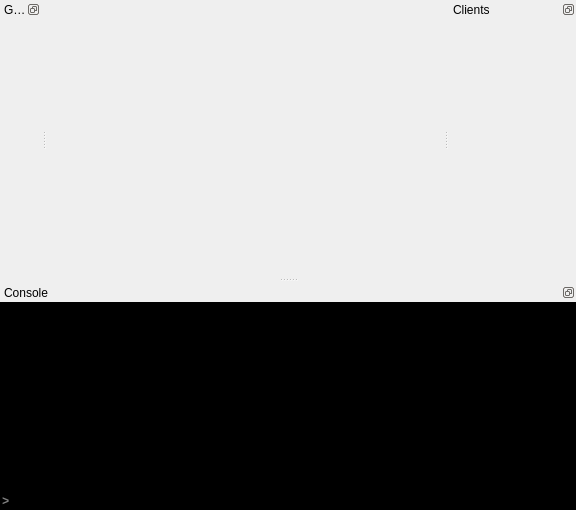
Old version of the form plugins/mainwindow/mainwindow.ui in the repository Novynn/Relentless.
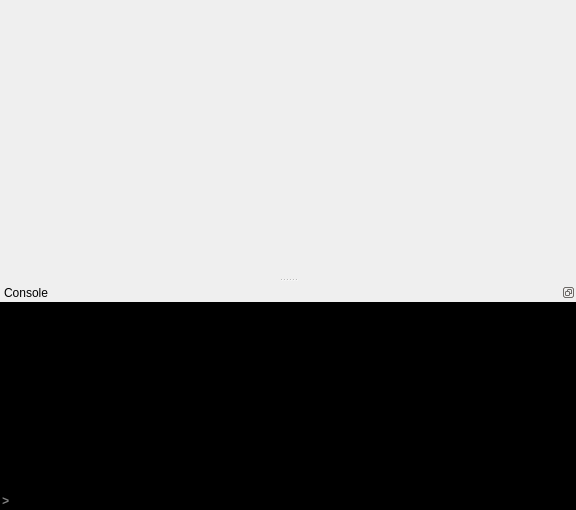
New version of the form.

Commit message: Updated to Qt 5.4. Begun work on hooking in the client to the plugincore.

```diff
--- a/plugins/mainwindow/mainwindow.ui
+++ b/plugins/mainwindow/mainwindow.ui
@@ -42,6 +42,34 @@
     <property name="margin">
      <number>0</number>
     </property>
+    <property name="topMargin">
+     <number>0</number>
+    </property>
+    <property name="rightMargin">
+     <number>0</number>
+    </property>
+    <property name="bottomMargin">
+     <number>0</number>
+    </property>
+    <item>
+     <widget class="QTabWidget" name="tabWidget">
+      <property name="sizePolicy">
+       <sizepolicy hsizetype="Expanding" vsizetype="Expanding">
+        <horstretch>0</horstretch>
+        <verstretch>0</verstretch>
+       </sizepolicy>
+      </property>
+      <property name="documentMode">
+       <bool>true</bool>
+      </property>
+      <property name="tabsClosable">
+       <bool>true</bool>
+      </property>
+      <property name="movable">
+       <bool>true</bool>
+      </property>
+     </widget>
+    </item>
    </layout>
   </widget>
   <widget class="QDockWidget" name="consoleDock">
@@ -132,78 +160,6 @@
     </layout>
    </widget>
   </widget>
-  <widget class="QDockWidget" name="clientsDock">
-   <property name="sizePolicy">
-    <sizepolicy hsizetype="Maximum" vsizetype="Maximum">
-     <horstretch>0</horstretch>
-     <verstretch>0</verstretch>
-    </sizepolicy>
-   </property>
-   <property name="features">
-    <set>QDockWidget::DockWidgetFloatable|QDockWidget::DockWidgetMovable</set>
-   </property>
-   <property name="windowTitle">
-    <string>Clients</string>
-   </property>
-   <attribute name="dockWidgetArea">
-    <number>2</number>
-   </attribute>
-   <widget class="QWidget" name="dockWidgetContents_2">
-    <property name="sizePolicy">
-     <sizepolicy hsizetype="Expanding" vsizetype="Expanding">
-      <horstretch>0</horstretch>
-      <verstretch>0</verstretch>
-     </sizepolicy>
-    </property>
-    <layout class="QVBoxLayout" name="verticalLayout_2">
-     <property name="spacing">
-      <number>0</number>
-     </property>
-     <property name="margin">
-      <number>0</number>
-     </property>
-     <item>
-      <widget class="QTabWidget" name="tabWidget">
-       <property name="sizePolicy">
-        <sizepolicy hsizetype="Expanding" vsizetype="Expanding">
-         <horstretch>0</horstretch>
-         <verstretch>0</verstretch>
-        </sizepolicy>
-       </property>
-       <property name="documentMode">
-        <bool>true</bool>
-       </property>
-       <property name="tabsClosable">
-        <bool>true</bool>
-       </property>
-       <property name="movable">
-        <bool>true</bool>
-       </property>
-      </widget>
-     </item>
-    </layout>
-   </widget>
-  </widget>
-  <widget class="QDockWidget" name="gamesDock">
-   <property name="sizePolicy">
-    <sizepolicy hsizetype="Maximum" vsizetype="Maximum">
-     <horstretch>0</horstretch>
-     <verstretch>0</verstretch>
-    </sizepolicy>
-   </property>
-   <property name="features">
-    <set>QDockWidget::DockWidgetFloatable|QDockWidget::DockWidgetMovable</set>
-   </property>
-   <property name="windowTitle">
-    <string>Games</string>
-   </property>
-   <attribute name="dockWidgetArea">
-    <number>1</number>
-   </attribute>
-   <widget class="QWidget" name="dockWidgetContents_3">
-    <layout class="QVBoxLayout" name="verticalLayout_4"/>
-   </widget>
-  </widget>
  </widget>
  <layoutdefault spacing="6" margin="11"/>
  <resources/>
```
Left out of the diff: 13 changed lines with no effect on the pictures. The commit also changes 21 other files.
